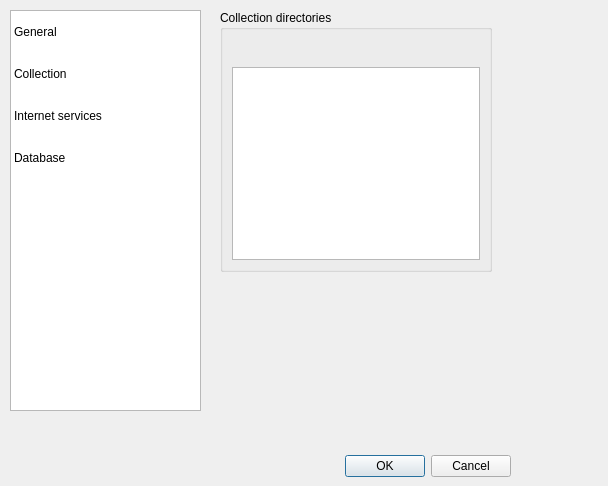
Old version of the form src/settingsdialog.ui in the repository sigsergv/ororok.
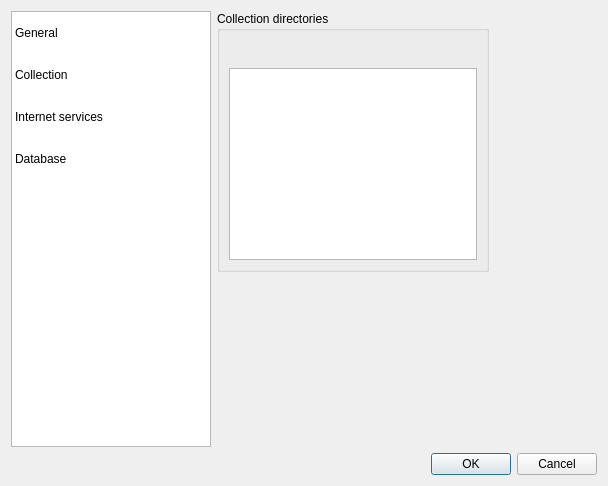
New version of the form. Icons and pictures are not drawn.

Commit message: Added saving and restoring of geometry and dock widgets.

Diff of the .ui file:
```diff
--- a/src/settingsdialog.ui
+++ b/src/settingsdialog.ui
@@ -10,36 +10,143 @@
     <height>486</height>
    </rect>
   </property>
+  <property name="minimumSize">
+   <size>
+    <width>600</width>
+    <height>400</height>
+   </size>
+  </property>
   <property name="windowTitle">
    <string>Settings</string>
   </property>
   <property name="modal">
    <bool>true</bool>
   </property>
-  <widget class="QDialogButtonBox" name="buttonBox">
-   <property name="geometry">
-    <rect>
-     <x>170</x>
-     <y>450</y>
-     <width>341</width>
+  <layout class="QVBoxLayout" name="verticalLayout_2">
+   <item>
+    <layout class="QHBoxLayout" name="horizontalLayout_2">
+     <item>
+      <widget class="QTableWidget" name="settingsGroupsTable">
+       <property name="sizePolicy">
+        <sizepolicy hsizetype="Minimum" vsizetype="Expanding">
+         <horstretch>0</horstretch>
+         <verstretch>0</verstretch>
+        </sizepolicy>
+       </property>
+       <property name="minimumSize">
+        <size>
+         <width>200</width>
+         <height>0</height>
+        </size>
+       </property>
+       <property name="maximumSize">
+        <size>
+         <width>200</width>
+         <height>16777215</height>
+        </size>
+       </property>
+       <property name="verticalScrollBarPolicy">
+        <enum>Qt::ScrollBarAlwaysOff</enum>
+       </property>
+       <property name="horizontalScrollBarPolicy">
+        <enum>Qt::ScrollBarAlwaysOff</enum>
+       </property>
+       <property name="selectionMode">
+        <enum>QAbstractItemView::SingleSelection</enum>
+       </property>
+       <property name="selectionBehavior">
+        <enum>QAbstractItemView::SelectRows</enum>
+       </property>
+       <property name="iconSize">
+        <size>
+         <width>32</width>
      <height>32</height>
-    </rect>
-   </property>
-   <property name="orientation">
-    <enum>Qt::Horizontal</enum>
-   </property>
-   <property name="standardButtons">
-    <set>QDialogButtonBox::Cancel|QDialogButtonBox::Ok</set>
-   </property>
-  </widget>
+        </size>
+       </property>
+       <property name="showGrid">
+        <bool>false</bool>
+       </property>
+       <property name="gridStyle">
+        <enum>Qt::SolidLine</enum>
+       </property>
+       <property name="wordWrap">
+        <bool>false</bool>
+       </property>
+       <property name="cornerButtonEnabled">
+        <bool>false</bool>
+       </property>
+       <attribute name="horizontalHeaderVisible">
+        <bool>false</bool>
+       </attribute>
+       <attribute name="horizontalHeaderDefaultSectionSize">
+        <number>150</number>
+       </attribute>
+       <attribute name="horizontalHeaderMinimumSectionSize">
+        <number>150</number>
+       </attribute>
+       <attribute name="verticalHeaderVisible">
+        <bool>false</bool>
+       </attribute>
+       <attribute name="verticalHeaderDefaultSectionSize">
+        <number>42</number>
+       </attribute>
+       <attribute name="verticalHeaderMinimumSectionSize">
+        <number>42</number>
+       </attribute>
+       <row>
+        <property name="text">
+         <string>New Row</string>
+        </property>
+       </row>
+       <row>
+        <property name="text">
+         <string>New Row</string>
+        </property>
+       </row>
+       <row>
+        <property name="text">
+         <string>New Row</string>
+        </property>
+       </row>
+       <row>
+        <property name="text">
+         <string>New Row</string>
+        </property>
+       </row>
+       <column>
+        <property name="text">
+         <string>New Column</string>
+        </property>
+       </column>
+       <item row="0" column="0">
+        <property name="text">
+         <string>General</string>
+        </property>
+       </item>
+       <item row="1" column="0">
+        <property name="text">
+         <string>Collection</string>
+        </property>
+       </item>
+       <item row="2" column="0">
+        <property name="text">
+         <string>Internet services</string>
+        </property>
+       </item>
+       <item row="3" column="0">
+        <property name="text">
+         <string>Database</string>
+        </property>
+       </item>
+      </widget>
+     </item>
+     <item>
   <widget class="QStackedWidget" name="pages">
-   <property name="geometry">
-    <rect>
-     <x>220</x>
-     <y>10</y>
-     <width>381</width>
-     <height>391</height>
-    </rect>
+       <property name="sizePolicy">
+        <sizepolicy hsizetype="Preferred" vsizetype="Preferred">
+         <horstretch>2</horstretch>
+         <verstretch>0</verstretch>
+        </sizepolicy>
    </property>
    <property name="currentIndex">
     <number>1</number>
@@ -66,7 +173,7 @@
        <x>0</x>
        <y>0</y>
        <width>272</width>
-       <height>262</height>
+           <height>261</height>
       </rect>
      </property>
      <property name="toolTip">
@@ -188,127 +295,20 @@
     </widget>
    </widget>
   </widget>
-  <widget class="QTableWidget" name="settingsGroupsTable">
-   <property name="geometry">
-    <rect>
-     <x>10</x>
-     <y>10</y>
-     <width>191</width>
-     <height>401</height>
-    </rect>
-   </property>
-   <property name="verticalScrollBarPolicy">
-    <enum>Qt::ScrollBarAlwaysOff</enum>
-   </property>
-   <property name="horizontalScrollBarPolicy">
-    <enum>Qt::ScrollBarAlwaysOff</enum>
-   </property>
-   <property name="selectionMode">
-    <enum>QAbstractItemView::SingleSelection</enum>
-   </property>
-   <property name="selectionBehavior">
-    <enum>QAbstractItemView::SelectRows</enum>
-   </property>
-   <property name="iconSize">
-    <size>
-     <width>32</width>
-     <height>32</height>
-    </size>
-   </property>
-   <property name="showGrid">
-    <bool>false</bool>
-   </property>
-   <property name="gridStyle">
-    <enum>Qt::SolidLine</enum>
-   </property>
-   <property name="wordWrap">
-    <bool>false</bool>
-   </property>
-   <property name="cornerButtonEnabled">
-    <bool>false</bool>
-   </property>
-   <attribute name="horizontalHeaderVisible">
-    <bool>false</bool>
-   </attribute>
-   <attribute name="horizontalHeaderDefaultSectionSize">
-    <number>150</number>
-   </attribute>
-   <attribute name="horizontalHeaderMinimumSectionSize">
-    <number>150</number>
-   </attribute>
-   <attribute name="verticalHeaderVisible">
-    <bool>false</bool>
-   </attribute>
-   <attribute name="verticalHeaderDefaultSectionSize">
-    <number>42</number>
-   </attribute>
-   <attribute name="verticalHeaderMinimumSectionSize">
-    <number>42</number>
-   </attribute>
-   <attribute name="verticalHeaderVisible">
-    <bool>false</bool>
-   </attribute>
-   <attribute name="verticalHeaderDefaultSectionSize">
-    <number>42</number>
-   </attribute>
-   <attribute name="horizontalHeaderVisible">
-    <bool>false</bool>
-   </attribute>
-   <attribute name="horizontalHeaderMinimumSectionSize">
-    <number>150</number>
-   </attribute>
-   <attribute name="verticalHeaderMinimumSectionSize">
-    <number>42</number>
-   </attribute>
-   <attribute name="horizontalHeaderDefaultSectionSize">
-    <number>150</number>
-   </attribute>
-   <row>
-    <property name="text">
-     <string>New Row</string>
-    </property>
-   </row>
-   <row>
-    <property name="text">
-     <string>New Row</string>
-    </property>
-   </row>
-   <row>
-    <property name="text">
-     <string>New Row</string>
-    </property>
-   </row>
-   <row>
-    <property name="text">
-     <string>New Row</string>
-    </property>
-   </row>
-   <column>
-    <property name="text">
-     <string>New Column</string>
-    </property>
-   </column>
-   <item row="0" column="0">
-    <property name="text">
-     <string>General</string>
-    </property>
-   </item>
-   <item row="1" column="0">
-    <property name="text">
-     <string>Collection</string>
-    </property>
+     </item>
+    </layout>
    </item>
-   <item row="2" column="0">
-    <property name="text">
-     <string>Internet services</string>
-    </property>
-   </item>
-   <item row="3" column="0">
-    <property name="text">
-     <string>Database</string>
-    </property>
-   </item>
-  </widget>
+   <item>
+    <widget class="QDialogButtonBox" name="buttonBox">
+     <property name="orientation">
+      <enum>Qt::Horizontal</enum>
+     </property>
+     <property name="standardButtons">
+      <set>QDialogButtonBox::Cancel|QDialogButtonBox::Ok</set>
+     </property>
+    </widget>
+   </item>
+  </layout>
  </widget>
  <resources>
   <include location="../resources/application.qrc"/>
```
Lines whose indentation alone changed are shown as unchanged. The commit also changes 6 other files.
